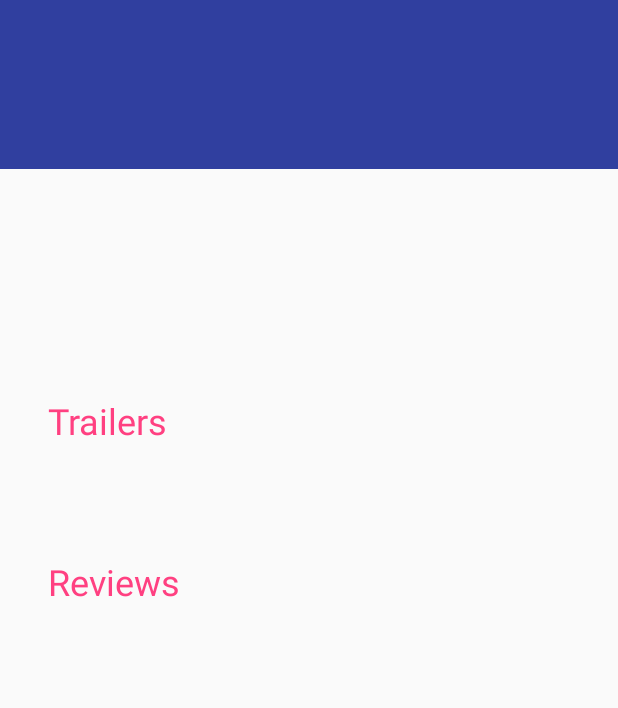
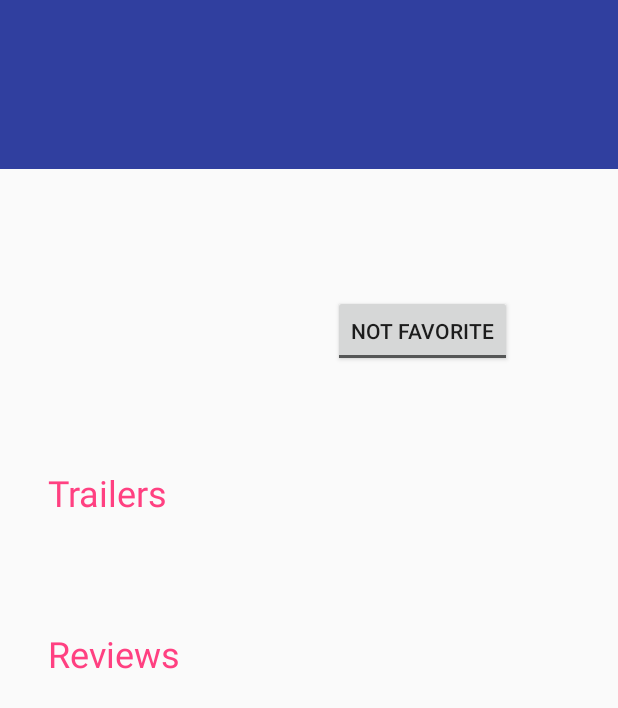
Before and after one commit to thomasdom/popular-movies-android, an Android app: the layout fragment_movie_detail.xml on its own in the app's theme, with its tools: preview values and no code run, on a phone screen of 412 x 824 dp. Shown: the top 708 px of the screen. Run offline under Robolectric (Android 15) with nearby library versions, the phone set to English and light mode, and no system bars.

Commit message:
Added favorite toggling feature for movies.

```diff
--- a/app/src/main/java/com/thomasdomingues/popularmovies/data/MovieContract.java
+++ b/app/src/main/java/com/thomasdomingues/popularmovies/data/MovieContract.java
@@ -23,6 +23,9 @@ public class MovieContract {
 
         /* Movie title */
         public static final String COLUMN_TITLE = "title";
+
+        /* Movie TMDB identifier */
+        public static final String COLUMN_TMDB_ID = "tmdb_id";
 
         /* Movie release date is stored as a long representing milliseconds since January, 1st 1970 */
         public static final String COLUMN_RELEASE_DATE = "release_date";
--- a/app/src/main/java/com/thomasdomingues/popularmovies/data/MovieDbHelper.java
+++ b/app/src/main/java/com/thomasdomingues/popularmovies/data/MovieDbHelper.java
@@ -12,7 +12,7 @@ public class MovieDbHelper extends SQLiteOpenHelper {
      * If you change the database schema, you must increment the database version or the onUpgrade
      * method will not be called.
      */
-    private static final int DATABASE_VERSION = 2;
+    private static final int DATABASE_VERSION = 3;
 
     public MovieDbHelper(Context context) {
         super(context, DATABASE_NAME, null, DATABASE_VERSION);
@@ -35,6 +35,8 @@ public class MovieDbHelper extends SQLiteOpenHelper {
 
                         MovieContract.MovieEntry.COLUMN_RELEASE_DATE    + " INTEGER NOT NULL, "                     +
 
+                        MovieContract.MovieEntry.COLUMN_TMDB_ID         + " INTEGER NOT NULL, "                     +
+
                         MovieContract.MovieEntry.COLUMN_POSTER_PATH     + " TEXT NOT NULL, "                        +
 
                         MovieContract.MovieEntry.COLUMN_VOTE_AVERAGE    + " REAL NOT NULL, "                        +
--- a/app/src/main/res/layout/fragment_movie_detail.xml
+++ b/app/src/main/res/layout/fragment_movie_detail.xml
@@ -72,6 +72,13 @@
                     android:layout_height="wrap_content"
                     android:textColor="@android:color/black"
                     android:textSize="12sp"/>
+
+                <ToggleButton
+                    android:id="@+id/tb_favorite_movie_action"
+                    android:layout_width="wrap_content"
+                    android:layout_height="wrap_content"
+                    android:textOn="@string/tb_favorite_on_label"
+                    android:textOff="@string/tb_favorite_off_label"/>
             </LinearLayout>
 
         </LinearLayout>
--- a/app/src/main/res/values/strings.xml
+++ b/app/src/main/res/values/strings.xml
@@ -21,4 +21,6 @@
     <string name="tv_stub_review_content_label"><![CDATA[This is a stub review for testing purposes. Star Wars for the win <3]]></string>
     <string name="empty_movie_reviews">No reviews for the moment.</string>
     <string name="empty_movie_trailers">No videos for the moment.</string>
+    <string name="tb_favorite_on_label">Favorite</string>
+    <string name="tb_favorite_off_label">Not favorite</string>
 </resources>
```
Also changed, not shown: app/src/main/java/com/thomasdomingues/popularmovies/models/Review.java (+0 -10 lines), app/src/main/java/com/thomasdomingues/popularmovies/ui/fragments/MovieDetailFragment.java (+89 -4 lines).
